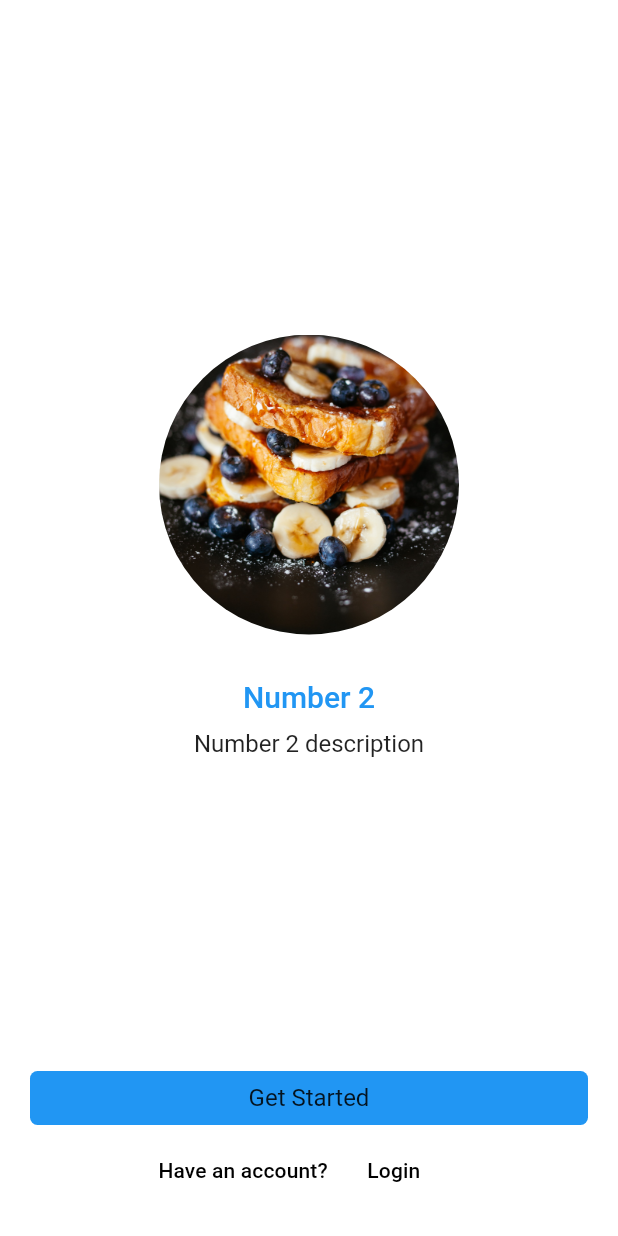
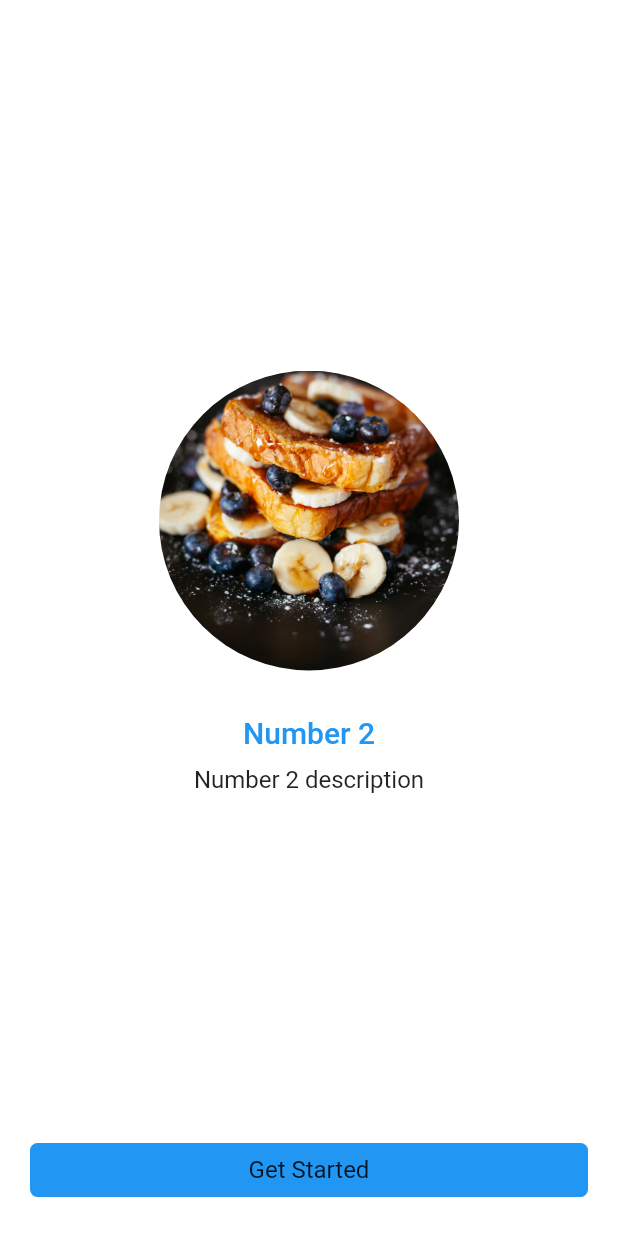
Before and after one commit to eidoof/eidoof-app, a Flutter app: the screen it shows after launch, on a phone screen of 412 x 824 dp. Run offline on Flutter 3.47's test engine with Material 2 defaults, Android fonts, the light colour scheme and no system bars; our stand-ins replace email_validator, flutter_secure_storage, image_picker; network calls fail.

Commit message:
Cancel the RestartableTimer in dispose()
Removed "Have an account?" section, the Get Started button now goes to a
login/signup tabbed screen.

```diff
--- a/lib/screens/getting_started.dart
+++ b/lib/screens/getting_started.dart
@@ -41,6 +41,7 @@
   @override
   void dispose() {
     super.dispose();
+    _timer.cancel();
     _pageController.dispose();
   }
 
@@ -69,19 +70,8 @@
                       shape: RoundedRectangleBorder(
                           borderRadius: BorderRadius.circular(5)),
                       color: Theme.of(context).primaryColor,
-                      onPressed: () {}),
-                  Row(
-                      mainAxisAlignment: MainAxisAlignment.center,
-                      children: <Widget>[
-                        Text("Have an account?",
-                            style: Theme.of(context).textTheme.subtitle2),
-                        FlatButton(
-                            child: Text("Login",
-                                style: Theme.of(context).textTheme.subtitle2),
-                            onPressed: () {
-                              Navigator.of(context).pushNamed(Login.route);
-                            }),
-                      ])
+                      onPressed: () =>
+                          Navigator.of(context).pushNamed(Login.route)),
                 ])
           ]),
         ));
```
